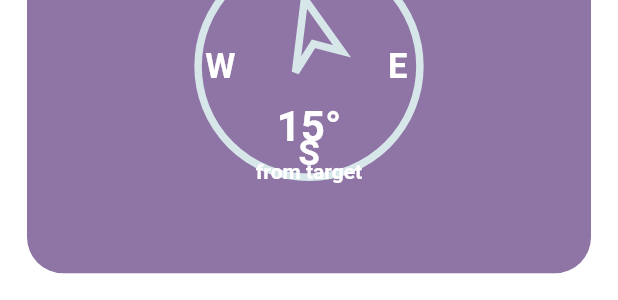
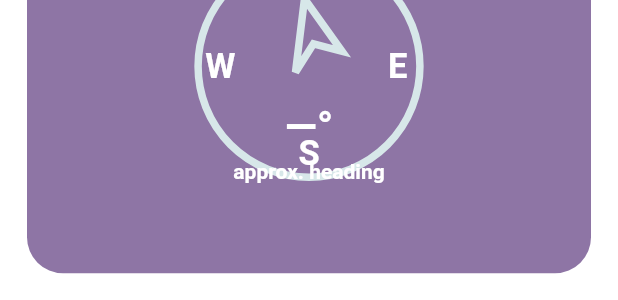
Before and after one commit to kaylamattson/csen268_final_project, a Flutter app: the ChallengePage widget shown alone on an empty page, opened directly, on a phone screen of 412 x 824 dp. Shown: the part 407-707 px from the top of the screen. Run offline on Flutter 3.47's test engine with Material 3 defaults, Android fonts, the phone set to English and light mode, and no system bars; our stand-ins replace cloud_firestore, firebase_auth, firebase_core, flutter_bloc, sensors_plus; missing offline and left inert: light; accounts and stored records are empty; network calls fail.

Commit message:
added sensors to daily

```diff
--- a/lib/screens/challenge_page.dart
+++ b/lib/screens/challenge_page.dart
@@ -1,4 +1,10 @@
+import 'dart:async';
+import 'dart:math' as math;
+
 import 'package:flutter/material.dart';
+import 'package:sensors_plus/sensors_plus.dart';
+import 'package:light/light.dart';
+
 import '../theme/app_colors.dart';
 import '../models/sensor_kind.dart';
 import '../widgets/app_scaffold.dart';
@@ -11,28 +17,134 @@ import 'completion_page.dart';
 class ChallengePage extends StatefulWidget {
   final int initialTask;
   const ChallengePage({super.key, this.initialTask = 0});
+
   @override
   State<ChallengePage> createState() => _ChallengePageState();
 }
 
 class _ChallengePageState extends State<ChallengePage> {
   late int current = widget.initialTask;
+
+  StreamSubscription<MagnetometerEvent>? _magnetometerSubscription;
+  StreamSubscription<AccelerometerEvent>? _accelerometerSubscription;
+  StreamSubscription<int>? _lightSubscription;
+
+  double? _heading;
+  double? _tiltAngle;
+  int? _lux;
+  String? _sensorError;
+
+  @override
+  void initState() {
+    super.initState();
+    _startCurrentSensor();
+  }
+
+  void _stopSensors() {
+    _magnetometerSubscription?.cancel();
+    _accelerometerSubscription?.cancel();
+    _lightSubscription?.cancel();
+    _magnetometerSubscription = null;
+    _accelerometerSubscription = null;
+    _lightSubscription = null;
+  }
+
+  void _startCurrentSensor() {
+    _stopSensors();
+    _heading = null;
+    _tiltAngle = null;
+    _lux = null;
+    _sensorError = null;
+
+    switch (SensorKind.values[current]) {
+      case SensorKind.direction:
+        _magnetometerSubscription = magnetometerEventStream().listen(
+          (event) {
+            // Matches the existing Practice screen: raw magnetometer
+            // angle, not yet a calibrated, tilt-compensated compass heading.
+            final rawAngle = math.atan2(event.y, event.x) * 180 / math.pi;
+            final heading = (rawAngle + 360) % 360;
+            if (mounted) setState(() => _heading = heading);
+          },
+          onError: (Object error) {
+            if (mounted) setState(() => _sensorError = 'Direction sensor unavailable');
+          },
+          cancelOnError: true,
+        );
+        break;
+      case SensorKind.tilt:
+        _accelerometerSubscription = accelerometerEventStream().listen(
+          (event) {
+            // An approximate pitch-like tilt magnitude relative to the
+            // device's Y axis. Calibrate against your emulator's Device Pose.
+            final tilt = math.atan2(
+              event.y.abs(),
+              math.sqrt(event.x * event.x + event.z * event.z),
+            ) * 180 / math.pi;
+            if (mounted) setState(() => _tiltAngle = tilt);
+          },
+          onError: (Object error) {
+            if (mounted) setState(() => _sensorError = 'Tilt sensor unavailable');
+          },
+          cancelOnError: true,
+        );
+        break;
+      case SensorKind.light:
+        try {
+          _lightSubscription = Light().lightSensorStream.listen(
+            (lux) {
+              if (mounted) setState(() => _lux = lux);
+            },
+            onError: (Object error) {
+              if (mounted) setState(() => _sensorError = 'Light sensor unavailable');
+            },
+            cancelOnError: true,
+          );
+        } catch (_) {
+          _sensorError = 'Light sensor unavailable';
+        }
+        break;
+    }
+  }
+
+  @override
+  void dispose() {
+    _stopSensors();
+    super.dispose();
+  }
+
+  void _nextTask() {
+    if (current < SensorKind.values.length - 1) {
+      setState(() {
+        current++;
+        _startCurrentSensor();
+      });
+    } else {
+      Navigator.pushReplacement(
+        context,
+        MaterialPageRoute(builder: (_) => const CompletionPage()),
+      );
+    }
+  }
+
   @override
   Widget build(BuildContext context) {
     final kind = SensorKind.values[current];
     return Base(
       child: Padding(
         padding: const EdgeInsets.fromLTRB(18, 14, 18, 20),
-            child: Column(children: [
-              Row(children: [
+        child: Column(
+          children: [
+            Row(
+              children: [
                 IconButton(
                   onPressed: () => Navigator.pop(context),
-                    icon: const Icon(Icons.arrow_back_ios,
-                        color: C.ink, size: 28)),
+                  icon: const Icon(Icons.arrow_back_ios, color: C.ink, size: 28),
+                ),
                 Expanded(
-                    child: Column(children: [
-                  labelText('Task ${current + 1} of 3',
-                      color: Colors.black, size: 24),
+                  child: Column(
+                    children: [
+                      labelText('Task ${current + 1} of 3', color: Colors.black, size: 24),
                       const SizedBox(height: 2),
                       Row(
                         mainAxisAlignment: MainAxisAlignment.center,
@@ -44,27 +156,26 @@ class _ChallengePageState extends State<ChallengePage> {
                             height: 8,
                             decoration: BoxDecoration(
                               shape: BoxShape.circle,
-                                  color: i == current
-                                      ? Colors.black
-                                      : Colors.black26))))
-                ])),
+                              color: i == current ? Colors.black : Colors.black26,
+                            ),
+                          ),
+                        ),
+                      ),
+                    ],
+                  ),
+                ),
                 Pill(
                   text: current == 2 ? 'Done' : 'Next',
                   width: 100,
                   color: C.pale,
-                    onTap: () {
-                      if (current < 2) {
-                        setState(() => current++);
-                      } else {
-                        Navigator.pushReplacement(
-                            context,
-                            MaterialPageRoute(
-                                builder: (_) => const CompletionPage()));
-                      }
-                    })
-              ]),
+                  onTap: _nextTask,
+                ),
+              ],
+            ),
             const SizedBox(height: 52),
-              Row(crossAxisAlignment: CrossAxisAlignment.start, children: [
+            Row(
+              crossAxisAlignment: CrossAxisAlignment.start,
+              children: [
                 SensorBadge(kind),
                 const SizedBox(width: 18),
                 Expanded(
@@ -75,24 +186,35 @@ class _ChallengePageState extends State<ChallengePage> {
                         switch (kind) {
                           SensorKind.direction => 'Point Due North',
                           SensorKind.tilt => 'Tilt to 45°',
-                            SensorKind.light => 'Block the Light Sensor'
+                          SensorKind.light => 'Block the Light Sensor',
                         },
-                          size: 20),
+                        size: 20,
+                      ),
                       const SizedBox(height: 5),
                       labelText(
                         switch (kind) {
-                            SensorKind.direction =>
-                              'Rotate your phone until it points exactly north.',
-                            SensorKind.tilt =>
-                              'Tilt your phone forward to exactly 45 degrees.',
-                            SensorKind.light =>
-                              'Cover the top of your phone to block the light sensor.'
+                          SensorKind.direction => 'Rotate your phone until it points exactly north.',
+                          SensorKind.tilt => 'Tilt your phone forward to exactly 45 degrees.',
+                          SensorKind.light => 'Cover the top of your phone to block the light sensor.',
                         },
-                          size: 14)
-                    ]))
-              ]),
+                        size: 14,
+                      ),
+                    ],
+                  ),
+                ),
+              ],
+            ),
             const SizedBox(height: 38),
-              Expanded(child: SensorPanel(kind: kind, practice: false)),
+            Expanded(
+              child: SensorPanel(
+                kind: kind,
+                practice: false,
+                headingDegrees: _heading,
+                tiltAngle: _tiltAngle,
+                lux: _lux,
+                errorText: _sensorError,
+              ),
+            ),
             const SizedBox(height: 24),
             Container(
               height: kind == SensorKind.direction ? 76 : 55,
@@ -101,25 +223,23 @@ class _ChallengePageState extends State<ChallengePage> {
                 color: switch (kind) {
                   SensorKind.direction => C.purplePale,
                   SensorKind.tilt => C.lightPink,
-                        SensorKind.light => C.limePale
+                  SensorKind.light => C.limePale,
                 },
                 borderRadius: BorderRadius.circular(21),
-                      boxShadow: const [
-                        BoxShadow(
-                            color: Colors.black26,
-                            offset: Offset(0, 3),
-                            blurRadius: 3)
-                      ]),
+                boxShadow: const [BoxShadow(color: Colors.black26, offset: Offset(0, 3), blurRadius: 3)],
+              ),
               child: Center(
                 child: labelText(
-                          switch (kind) {
-                            SensorKind.direction =>
-                              'Keep rotating...\nGet as close as possible!',
+                  _sensorError ?? switch (kind) {
+                    SensorKind.direction => 'Keep rotating...\nGet as close as possible!',
                     SensorKind.tilt => 'Tilt a bit more forward!',
-                            SensorKind.light => 'Keep blocking the light!'
+                    SensorKind.light => 'Keep blocking the light!',
                   },
                   weight: FontWeight.w800,
-                          align: TextAlign.center))),
+                  align: TextAlign.center,
+                ),
+              ),
+            ),
             const Spacer(),
             ClipRRect(
               borderRadius: BorderRadius.circular(10),
@@ -127,7 +247,12 @@ class _ChallengePageState extends State<ChallengePage> {
                 value: (current + 1) / 3,
                 backgroundColor: const Color(0xFFE4E4E4),
                 color: C.teal,
-                      minHeight: 5))
-            ])));
+                minHeight: 5,
+              ),
+            ),
+          ],
+        ),
+      ),
+    );
   }
 }
--- a/lib/widgets/sensor_painter.dart
+++ b/lib/widgets/sensor_painter.dart
@@ -5,11 +5,15 @@ import '../models/sensor_kind.dart';
 
 class SensorPainter extends CustomPainter {
   final SensorKind kind;
-  SensorPainter(this.kind);
+  final double? heading;
+
+  SensorPainter(this.kind, {this.heading});
+
   @override
   void paint(Canvas canvas, Size size) {
     final center = Offset(size.width / 2, size.height * .43);
     final radius = math.min(size.width * .42, size.height * .34);
+
     if (kind == SensorKind.direction) {
       final p = Paint()
         ..color = C.pale
@@ -17,13 +21,12 @@ class SensorPainter extends CustomPainter {
         ..strokeWidth = 5;
       canvas.drawCircle(center, radius, p);
       for (final (s, pos) in [
-        ('N', Offset(0, -.79)),
-        ('S', Offset(0, .79)),
-        ('W', Offset(-.8, 0)),
-        ('E', Offset(.8, 0))
+        ('N', const Offset(0, -.79)),
+        ('S', const Offset(0, .79)),
+        ('W', const Offset(-.8, 0)),
+        ('E', const Offset(.8, 0)),
       ]) {
-        drawText(canvas, s, center + Offset(pos.dx * radius, pos.dy * radius),
-            23, Colors.white);
+        drawText(canvas, s, center + Offset(pos.dx * radius, pos.dy * radius), 23, Colors.white);
       }
       final nav = Path()
         ..moveTo(center.dx - 9, center.dy + 4)
@@ -36,10 +39,12 @@ class SensorPainter extends CustomPainter {
         Paint()
           ..color = C.pale
           ..style = PaintingStyle.stroke
-            ..strokeWidth = 5);
-      drawText(canvas, '15°', center + const Offset(0, 40), 28, Colors.white);
-      drawText(canvas, 'from target', center + const Offset(0, 70), 14,
-          Colors.white);
+          ..strokeWidth = 5,
+      );
+      // The degree value now updates when the magnetometer reports a reading.
+      final value = heading == null ? '—°' : '${heading!.toStringAsFixed(0)}°';
+      drawText(canvas, value, center + const Offset(0, 40), 28, Colors.white);
+      drawText(canvas, 'approx. heading', center + const Offset(0, 70), 14, Colors.white);
     } else if (kind == SensorKind.tilt) {
       final p = Paint()
         ..color = Colors.white
@@ -47,16 +52,14 @@ class SensorPainter extends CustomPainter {
         ..style = PaintingStyle.stroke;
       final origin = Offset(size.width * .23, size.height * .55);
       drawDashed(canvas, origin, Offset(size.width * .79, origin.dy), p);
-      drawDashed(
-          canvas, origin, Offset(size.width * .65, size.height * .17), p);
+      drawDashed(canvas, origin, Offset(size.width * .65, size.height * .17), p);
     } else {
       final p = Paint()
         ..color = C.darkTeal
         ..strokeWidth = 18
         ..style = PaintingStyle.stroke
         ..strokeCap = StrokeCap.round;
-      canvas.drawArc(Rect.fromCircle(center: center, radius: radius * .7), -.2,
-          math.pi * 1.65, false, p);
+      canvas.drawArc(Rect.fromCircle(center: center, radius: radius * .7), -.2, math.pi * 1.65, false, p);
       canvas.drawArc(
         Rect.fromCircle(center: center, radius: radius * .7),
         -math.pi / 2,
@@ -66,7 +69,8 @@ class SensorPainter extends CustomPainter {
           ..color = C.teal
           ..strokeWidth = 18
           ..style = PaintingStyle.stroke
-            ..strokeCap = StrokeCap.round);
+          ..strokeCap = StrokeCap.round,
+      );
       final sun = Paint()
         ..color = Colors.white
         ..strokeWidth = 3
@@ -74,23 +78,21 @@ class SensorPainter extends CustomPainter {
       canvas.drawCircle(center, 13, sun);
       for (var i = 0; i < 8; i++) {
         final a = i * math.pi / 4;
-        canvas.drawLine(center + Offset(math.cos(a) * 23, math.sin(a) * 23),
-            center + Offset(math.cos(a) * 31, math.sin(a) * 31), sun);
+        canvas.drawLine(
+          center + Offset(math.cos(a) * 23, math.sin(a) * 23),
+          center + Offset(math.cos(a) * 31, math.sin(a) * 31),
+          sun,
+        );
       }
     }
   }
 
-  void drawText(
-      Canvas canvas, String text, Offset center, double size, Color color) {
+  void drawText(Canvas canvas, String text, Offset center, double size, Color color) {
     final painter = TextPainter(
-        text: TextSpan(
-            text: text,
-            style: TextStyle(
-                color: color, fontSize: size, fontWeight: FontWeight.w700)),
-        textDirection: TextDirection.ltr)
-      ..layout();
-    painter.paint(
-        canvas, center - Offset(painter.width / 2, painter.height / 2));
+      text: TextSpan(text: text, style: TextStyle(color: color, fontSize: size, fontWeight: FontWeight.w700)),
+      textDirection: TextDirection.ltr,
+    )..layout();
+    painter.paint(canvas, center - Offset(painter.width / 2, painter.height / 2));
   }
 
   void drawDashed(Canvas c, Offset a, Offset b, Paint p) {
@@ -103,5 +105,5 @@ class SensorPainter extends CustomPainter {
   }
 
   @override
-  bool shouldRepaint(covariant SensorPainter old) => old.kind != kind;
+  bool shouldRepaint(covariant SensorPainter old) => old.kind != kind || old.heading != heading;
 }
--- a/lib/widgets/sensor_panel.dart
+++ b/lib/widgets/sensor_panel.dart
@@ -7,7 +7,21 @@ import 'sensor_painter.dart';
 class SensorPanel extends StatelessWidget {
   final SensorKind kind;
   final bool practice;
-  const SensorPanel({super.key, required this.kind, this.practice = false});
+  final double? headingDegrees;
+  final double? tiltAngle;
+  final int? lux;
+  final String? errorText;
+
+  const SensorPanel({
+    super.key,
+    required this.kind,
+    this.practice = false,
+    this.headingDegrees,
+    this.tiltAngle,
+    this.lux,
+    this.errorText,
+  });
+
   @override
   Widget build(BuildContext context) => Container(
         width: double.infinity,
@@ -15,29 +29,43 @@ class SensorPanel extends StatelessWidget {
           color: switch (kind) {
             SensorKind.direction => C.purpleDark,
             SensorKind.tilt => C.rose,
-            SensorKind.light => C.olive
+            SensorKind.light => C.olive,
           },
-          borderRadius: BorderRadius.circular(24)),
+          borderRadius: BorderRadius.circular(24),
+        ),
         child: Padding(
           padding: const EdgeInsets.all(14),
           child: CustomPaint(
-              painter: SensorPainter(kind),
-              child:
-                  Column(mainAxisAlignment: MainAxisAlignment.end, children: [
+            painter: SensorPainter(kind, heading: headingDegrees),
+            child: Column(
+              mainAxisAlignment: MainAxisAlignment.end,
+              children: [
                 if (kind != SensorKind.direction) ...[
-                  heading(kind == SensorKind.tilt ? '42°' : '12%',
-                      size: 29, color: Colors.white),
+                  headingText(),
                   labelText(
                     kind == SensorKind.tilt
                         ? 'Target: 45°'
-                          : (practice
-                              ? 'Ambient\nLight Level'
-                              : 'Target: < 5%'),
+                        : (practice ? 'Ambient\nLight Level' : 'Ambient light (lux)'),
                     size: 20,
                     color: Colors.white,
                     weight: FontWeight.w800,
-                      align: TextAlign.center),
+                    align: TextAlign.center,
+                  ),
                   const SizedBox(height: 20),
-                ]
-              ]))));
+                ],
+                if (errorText != null)
+                  labelText(errorText!, color: Colors.white, align: TextAlign.center),
+              ],
+            ),
+          ),
+        ),
+      );
+
+  Widget headingText() => heading(
+        kind == SensorKind.tilt
+            ? (tiltAngle == null ? '—°' : '${tiltAngle!.toStringAsFixed(1)}°')
+            : (lux == null ? '— lx' : '$lux lx'),
+        size: 29,
+        color: Colors.white,
+      );
 }
```
Lines whose indentation alone changed are shown as unchanged.
